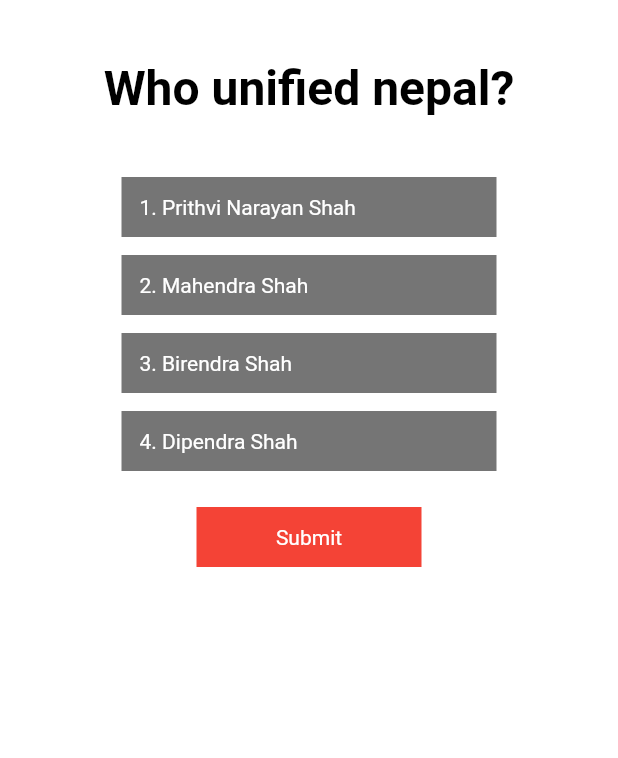
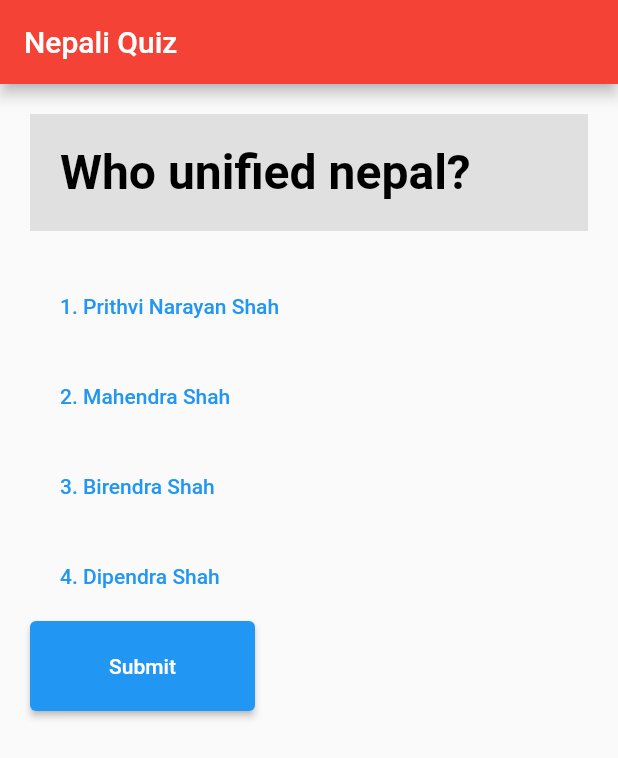
Before and after one commit to lohanidamodar/namaste_flutter, a Flutter app: the screen it shows after launch, on a phone screen of 412 x 824 dp. Shown: the top 758 px of the screen. Run offline on Flutter 3.47's test engine with Material 2 defaults, Android fonts, the light colour scheme and no system bars.

Commit message:
episode 6 final

```diff
--- a/lib/main.dart
+++ b/lib/main.dart
@@ -7,12 +7,28 @@ void main() {
 class App extends StatelessWidget {
   @override
   Widget build(BuildContext context) {
-    return Container(
+    return MaterialApp(
+      theme: ThemeData(primaryColor: Colors.red),
+      home: HomePage(),
+    );
+  }
+}
+
+class HomePage extends StatelessWidget {
+  @override
+  Widget build(BuildContext context) {
+    return Scaffold(
+      appBar: AppBar(
+        title: Text("Nepali Quiz"),
+      ),
+      body: Container(
         padding: EdgeInsets.all(20.0),
         child: Column(
+          crossAxisAlignment: CrossAxisAlignment.start,
           children: [
             Container(
-            color: Colors.white,
+              color: Colors.grey.shade300,
+              width: double.maxFinite,
               padding: EdgeInsets.all(20.0),
               margin: EdgeInsets.only(bottom: 20.0),
               child: Text(
@@ -25,83 +41,76 @@ class App extends StatelessWidget {
                 textDirection: TextDirection.ltr,
               ),
             ),
-          GestureDetector(
-            onTap: () {
+            TextButton(
+              style: TextButton.styleFrom(
+                fixedSize: Size(250, 60),
+                alignment: Alignment.centerLeft,
+                padding: const EdgeInsets.only(left: 20.0),
+              ),
+              onPressed: () {
                 print("option 1 tapped");
               },
-            child: Container(
-              color: Colors.grey.shade600,
-              padding: EdgeInsets.all(12.0),
-              margin: EdgeInsets.only(bottom: 12.0),
-              width: 250,
               child: Text(
                 "1. Prithvi Narayan Shah",
                 textDirection: TextDirection.ltr,
               ),
             ),
+            TextButton(
+              style: TextButton.styleFrom(
+                fixedSize: Size(250, 60),
+                alignment: Alignment.centerLeft,
+                padding: const EdgeInsets.only(left: 20.0),
               ),
-          GestureDetector(
-            onTap: () {
+              onPressed: () {
                 print("option 2 tapped");
               },
-            child: Container(
-              width: 250,
-              color: Colors.grey.shade600,
-              padding: EdgeInsets.all(12.0),
-              margin: EdgeInsets.only(bottom: 12.0),
               child: Text(
                 "2. Mahendra Shah",
                 textDirection: TextDirection.ltr,
               ),
             ),
+            TextButton(
+              style: TextButton.styleFrom(
+                fixedSize: Size(250, 60),
+                alignment: Alignment.centerLeft,
+                padding: const EdgeInsets.only(left: 20.0),
               ),
-          GestureDetector(
-            onTap: () {
+              onPressed: () {
                 print("option 3 tapped");
               },
-            child: Container(
-              width: 250,
-              color: Colors.grey.shade600,
-              padding: EdgeInsets.all(12.0),
-              margin: EdgeInsets.only(bottom: 12.0),
               child: Text(
                 "3. Birendra Shah",
                 textDirection: TextDirection.ltr,
               ),
             ),
+            TextButton(
+              style: TextButton.styleFrom(
+                fixedSize: Size(250, 60),
+                alignment: Alignment.centerLeft,
+                padding: const EdgeInsets.only(left: 20.0),
               ),
-          GestureDetector(
-            onTap: () {
+              onPressed: () {
                 print("option 4 tapped");
               },
-            child: Container(
-              width: 250,
-              color: Colors.grey.shade600,
-              padding: EdgeInsets.all(12.0),
-              margin: EdgeInsets.only(bottom: 12.0),
               child: Text(
                 "4. Dipendra Shah",
                 textDirection: TextDirection.ltr,
               ),
             ),
+            ElevatedButton(
+              onPressed: () {
+                print("Submit pressed");
+              },
+              style: ElevatedButton.styleFrom(
+                fixedSize: Size(150, 60),
               ),
-          GestureDetector(
-            onTap: () {
-              print("submit tapped");
-            },
-            child: Container(
-              width: 150,
-              color: Colors.red,
-              padding: EdgeInsets.all(12.0),
-              margin: EdgeInsets.only(top: 12.0),
-              alignment: Alignment.center,
               child: Text(
                 "Submit",
                 textDirection: TextDirection.ltr,
               ),
             ),
+          ],
         ),
-        ],
       ),
     );
   }
```
Lines whose indentation alone changed are shown as unchanged.
